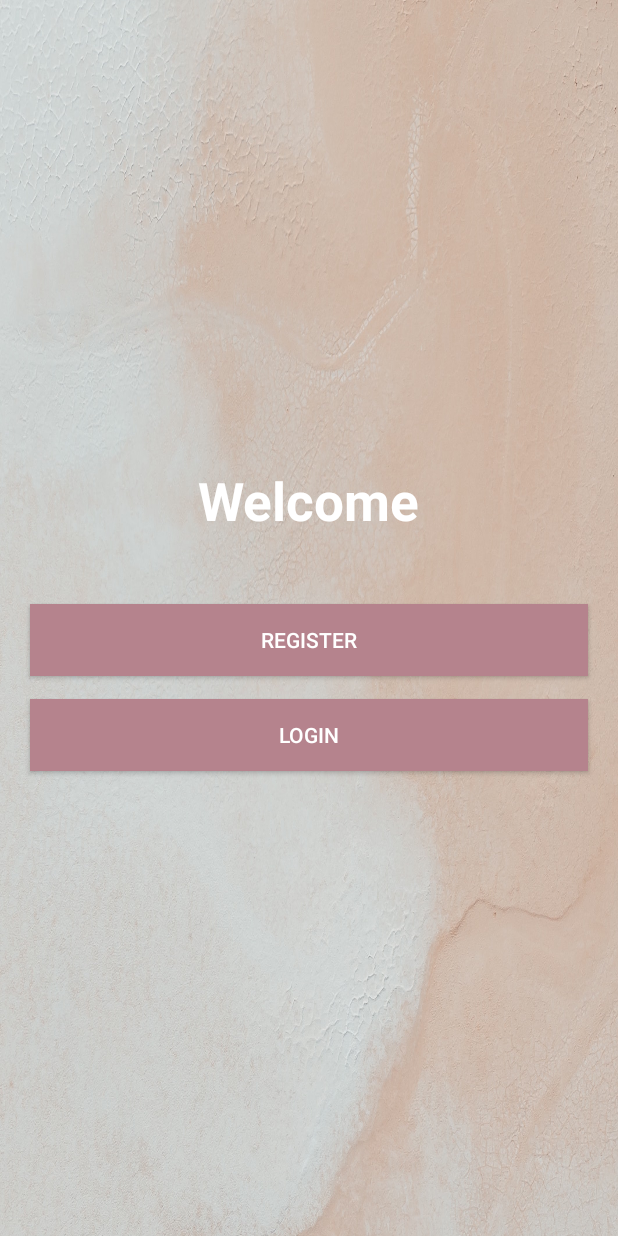
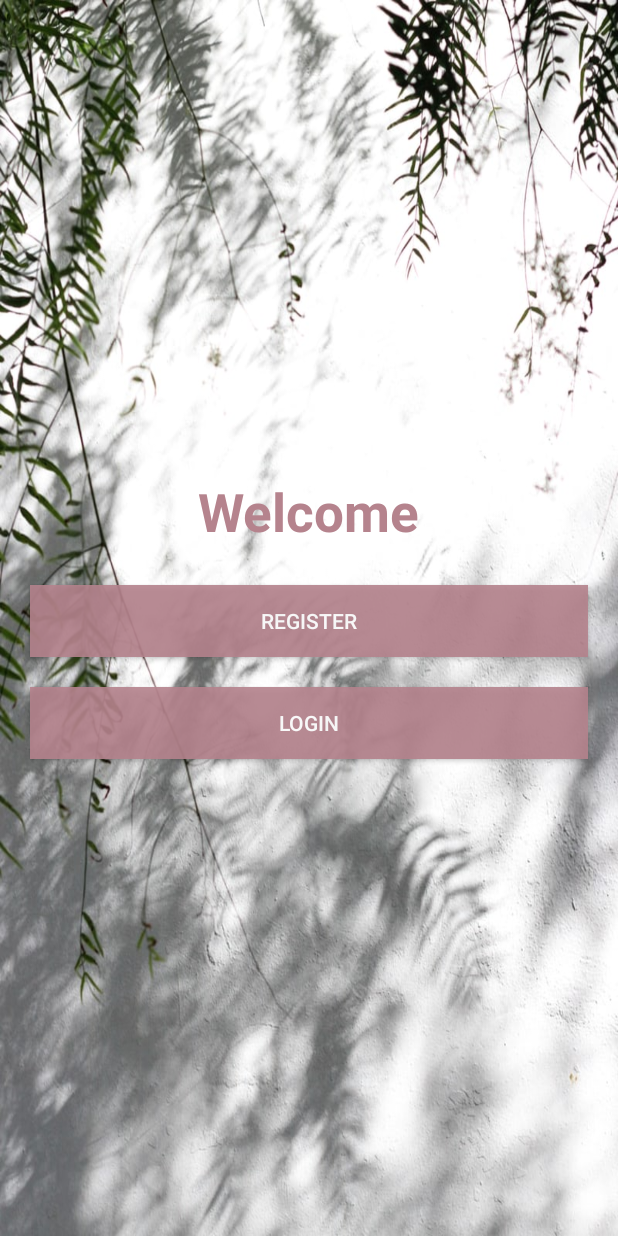
Before and after one commit to Anupama-sjsu/Whatsapp-Chat-System, an Android app: the screen it shows after launch (WelcomeActivity), on a phone screen of 412 x 824 dp. Run offline under Robolectric (Android 15) with nearby library versions, the phone set to English and light mode, and no system bars; our stand-ins replace Firebase (no records; nobody signed in at launch, a user with empty details on screens opened directly).

Commit message:
UI tweaks

```diff
--- a/app/src/main/res/layout/activity_welcome.xml
+++ b/app/src/main/res/layout/activity_welcome.xml
@@ -6,14 +6,14 @@
     android:layout_width="match_parent"
     android:layout_height="match_parent"
     tools:context=".WelcomeActivity"
-    android:background="@drawable/welcome"
+    android:background="@drawable/whiteleaves"
     android:orientation="vertical"
     android:gravity="center">
 
     <TextView
         android:layout_width="wrap_content"
         android:layout_height="wrap_content"
-        android:textColor="@android:color/white"
+        android:textColor="@color/colorPrimaryDark"
         android:textSize="35sp"
         android:textStyle="bold"
         android:text="@string/welcome">
@@ -28,9 +28,10 @@
         android:text="@string/register"
         android:textColor="@android:color/white"
         android:background="@color/colorPrimaryDark"
-        android:layout_marginTop="45dp"
+        android:layout_marginTop="25dp"
         android:layout_marginLeft="20dp"
-        android:layout_marginRight="20dp">
+        android:layout_marginRight="20dp"
+        android:alpha="0.9">
     </Button>
 
     <Button
@@ -40,9 +41,10 @@
         android:text="@string/login"
         android:textColor="@android:color/white"
         android:background="@color/colorPrimaryDark"
-        android:layout_marginTop="15dp"
+        android:layout_marginTop="20dp"
         android:layout_marginLeft="20dp"
-        android:layout_marginRight="20dp">
+        android:layout_marginRight="20dp"
+        android:alpha="0.9">
     </Button>
 
 </LinearLayout>
--- a/app/src/main/res/layout/fragment_chats.xml
+++ b/app/src/main/res/layout/fragment_chats.xml
@@ -4,7 +4,8 @@
     xmlns:tools="http://schemas.android.com/tools"
     android:layout_width="match_parent"
     android:layout_height="match_parent"
-    tools:context=".Fragments.ChatsFragment">
+    tools:context=".Fragments.ChatsFragment"
+    android:background="@color/colorPrimaryLight">
 
     <androidx.recyclerview.widget.RecyclerView
         android:id="@+id/recycler_view_chatlist"
--- a/app/src/main/res/layout/fragment_search.xml
+++ b/app/src/main/res/layout/fragment_search.xml
@@ -4,7 +4,8 @@
     xmlns:tools="http://schemas.android.com/tools"
     android:layout_width="match_parent"
     android:layout_height="match_parent"
-    tools:context=".Fragments.SearchFragment">
+    tools:context=".Fragments.SearchFragment"
+    android:background="@color/colorPrimaryLight">
 
     <EditText
         android:id="@+id/searchUsersET"
@@ -13,6 +14,7 @@
         android:layout_marginLeft="10dp"
         android:layout_marginRight="10dp"
         android:layout_marginTop="6dp"
+        android:layout_marginBottom="20dp"
         android:shadowDy="4"
         android:shadowDx="2"
         android:hint="Search Users Here.. "
--- a/app/src/main/res/layout/fragment_settings.xml
+++ b/app/src/main/res/layout/fragment_settings.xml
@@ -5,7 +5,8 @@
     android:layout_width="match_parent"
     android:layout_height="match_parent"
     android:padding="30dp"
-    tools:context=".Fragments.SettingsFragment">
+    tools:context=".Fragments.SettingsFragment"
+    android:background="@color/colorPrimaryLight">
 
     <androidx.cardview.widget.CardView
         android:id="@+id/cv1"
```
Also changed, not shown: app/src/main/java/com/example/whatsappchatsystem/MainActivity.kt (+38 -14 lines), app/src/main/res/drawable/blackrounded.xml (added, +9 -0 lines), app/src/main/res/layout/activity_login.xml (+14 -7 lines), app/src/main/res/layout/activity_register.xml (+21 -11 lines), app/src/main/res/drawable-v24/cloudbg.jpeg (added), app/src/main/res/drawable-v24/round.png (deleted), app/src/main/res/drawable-v24/whiteleaf.png (added), app/src/main/res/drawable-v24/whiteleaves.jpeg (added), 1 other file.
